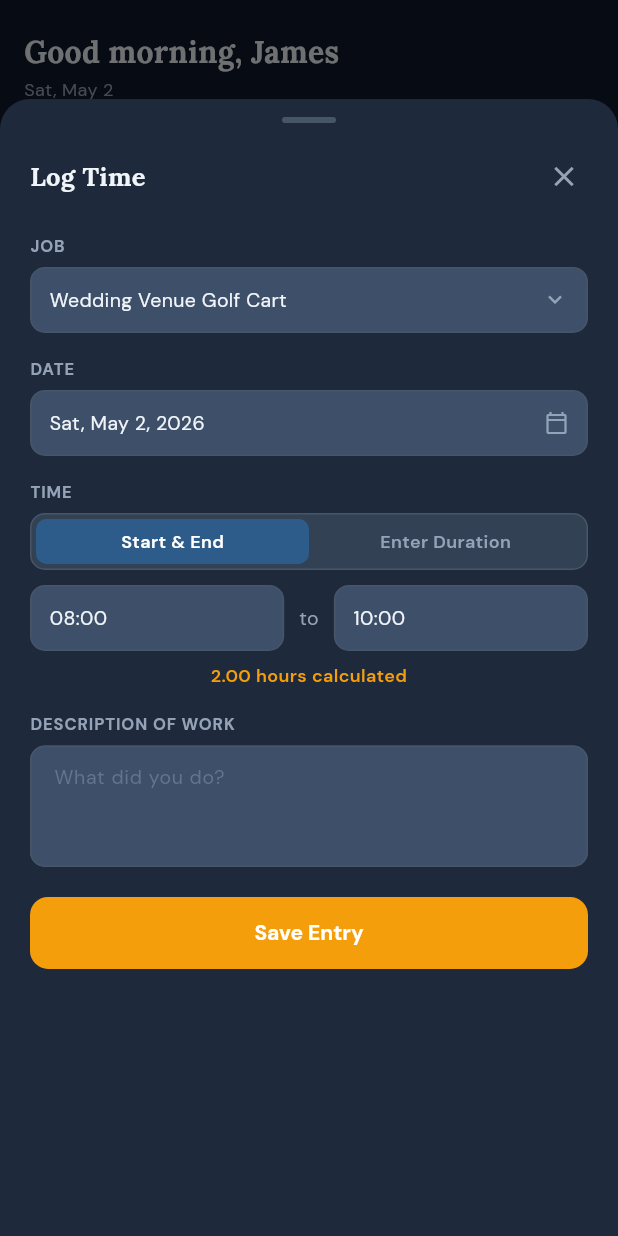
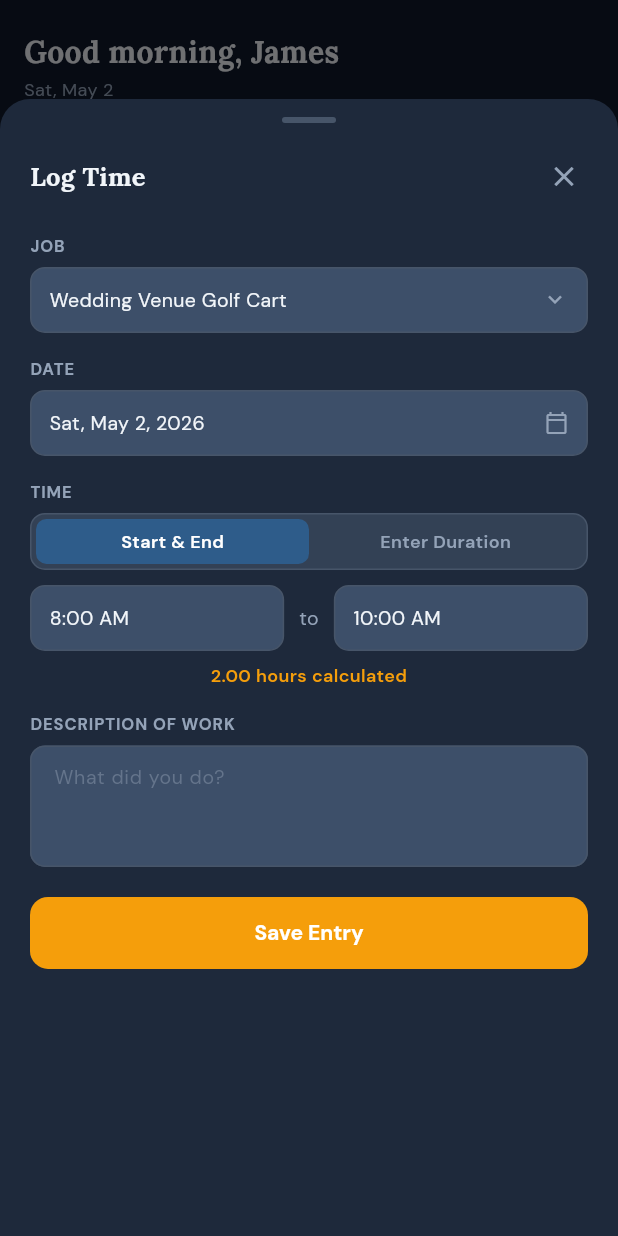
Before and after one commit to jmitchell238/time_tracker, a Flutter app: the screen it shows once a user with an empty profile is signed in, after a tap on "Log Time", on a phone screen of 412 x 824 dp. Run offline on Flutter 3.47's test engine with Material 3 defaults, Android fonts, the phone set to English and light mode, and no system bars; our stand-ins replace cloud_firestore, firebase_auth, firebase_core, google_fonts, pdf, printing and 1 more; missing offline and left inert: firebase_core_web; accounts and stored records are empty; generated files the repository leaves out were written again.

Commit message:
Show all times in 12-hour AM/PM format; fix description field hidden by keyboard

```diff
--- a/lib/widgets/log_time_sheet.dart
+++ b/lib/widgets/log_time_sheet.dart
@@ -206,7 +206,7 @@ class _LogTimeSheetState extends State<LogTimeSheet> {
             Expanded(
               child: ListView(
                 controller: controller,
-                padding: const EdgeInsets.fromLTRB(20, 0, 20, 32),
+                padding: EdgeInsets.fromLTRB(20, 0, 20, MediaQuery.viewInsetsOf(context).bottom + 32),
                 children: [
                   // Job picker
                   _label('Job'),
@@ -369,6 +369,15 @@ class _LogTimeSheetState extends State<LogTimeSheet> {
   }
 
 
+  String _fmt12(String hhmm) {
+    final parts = hhmm.split(':');
+    final h = int.parse(parts[0]);
+    final m = parts[1];
+    final period = h < 12 ? 'AM' : 'PM';
+    final h12 = h % 12 == 0 ? 12 : h % 12;
+    return '$h12:$m $period';
+  }
+
   Widget _timeTile(String time, VoidCallback onTap) {
     return GestureDetector(
       onTap: onTap,
@@ -381,7 +390,7 @@ class _LogTimeSheetState extends State<LogTimeSheet> {
           border: Border.all(color: AppColors.border),
           borderRadius: BorderRadius.circular(10),
         ),
-        child: Text(time, style: GoogleFonts.dmSans(color: AppColors.fg, fontSize: 13)),
+        child: Text(_fmt12(time), style: GoogleFonts.dmSans(color: AppColors.fg, fontSize: 13)),
       ),
     );
   }
```
Also changed, not shown: lib/screens/dashboard_screen.dart (+10 -1 lines), lib/widgets/entry_edit_sheet.dart (+10 -1 lines), 1 other file.
